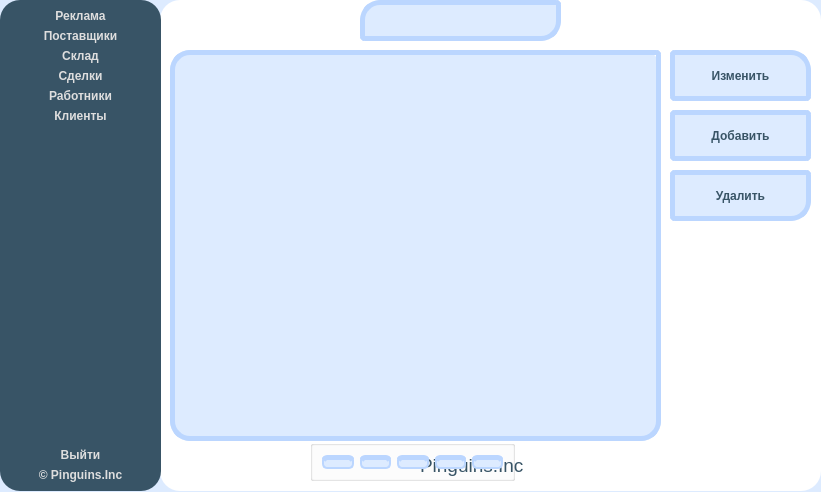
The window that CRM/interface/interface.ui (Plnguins/CRM) describes before a commit, drawn with Qt 5.
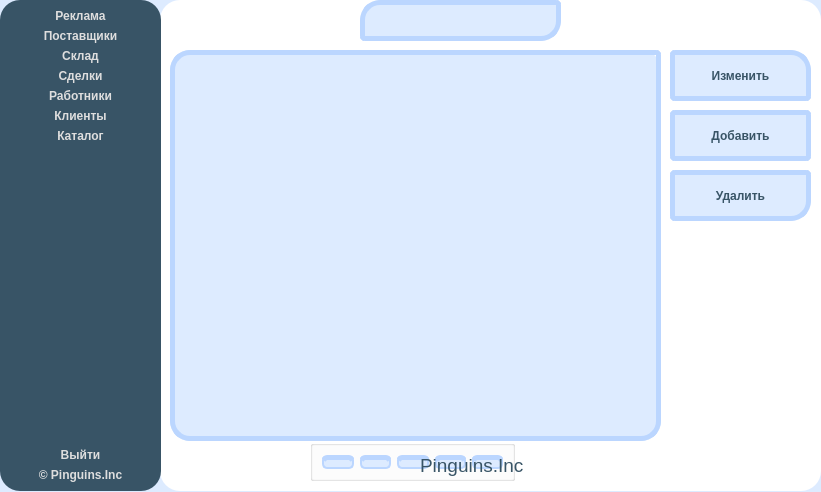
The same window after the commit. Icons and pictures are not drawn.

```diff
--- a/CRM/interface/interface.ui
+++ b/CRM/interface/interface.ui
@@ -768,7 +768,7 @@
 	border-radius:10px;
  }
 
-QPushButton#Page_1:pressed {
+QPushButton#Catalog:pressed {
      background-color: rgb(54, 69, 80);
 	font: 12pt &quot;Comfortaa&quot;;
 	color: rgb(222, 222, 222);
@@ -805,6 +805,60 @@
       </property>
      </widget>
     </item>
+    <item>
+     <widget class="QPushButton" name="Laptop">
+      <property name="styleSheet">
+       <string notr="true">QPushButton#Laptop {
+    font: 12pt &quot;Comfortaa&quot;;
+	color: rgb(222, 222, 222);
+	font: bold;
+	border: none;
+	background-color: rgb(56, 84, 102);
+	border-radius:10px;
+ }
+
+QPushButton#Laptop:hover:!pressed {
+     background-color: rgb(54, 69, 80);
+	font: 12pt &quot;Comfortaa&quot;;
+	color: rgb(222, 222, 222);
+	font: bold;
+	border: none;
+	border-radius:10px;
+ }
+
+QPushButton#Laptop:pressed {
+     background-color: rgb(54, 69, 80);
+	font: 12pt &quot;Comfortaa&quot;;
+	color: rgb(222, 222, 222);
+	font: bold;
+	border: none;
+	border-radius:10px;
+ }
+
+QPushButton#Laptop:checked {
+     background-color: rgb(54, 69, 80);
+	font: 12pt &quot;Comfortaa&quot;;
+	color: rgb(222, 222, 222);
+	font: bold;
+	border: none;
+	border-radius:10px;
+ }</string>
+      </property>
+      <property name="text">
+       <string>Каталог</string>
+      </property>
+      <property name="icon">
+       <iconset resource="../../resources/resources.qrc">
+        <normaloff>:/images/laptop.png</normaloff>:/images/laptop.png</iconset>
+      </property>
+      <property name="iconSize">
+       <size>
+        <width>30</width>
+        <height>30</height>
+       </size>
+      </property>
+     </widget>
+    </item>
     <item>
      <spacer name="verticalSpacer">
       <property name="orientation">
@@ -1225,7 +1279,6 @@
   <zorder>BackGround</zorder>
   <zorder>RoundedBackground</zorder>
   <zorder>Name</zorder>
-  <zorder>Company</zorder>
   <zorder>Greeting</zorder>
   <zorder>Icon</zorder>
   <zorder>Edit</zorder>
@@ -1236,6 +1289,7 @@
   <zorder>RoundedBlue</zorder>
   <zorder>tableWidget</zorder>
   <zorder>groupBox</zorder>
+  <zorder>Company</zorder>
  </widget>
  <resources>
   <include location="../../resources/resources.qrc"/>
```
